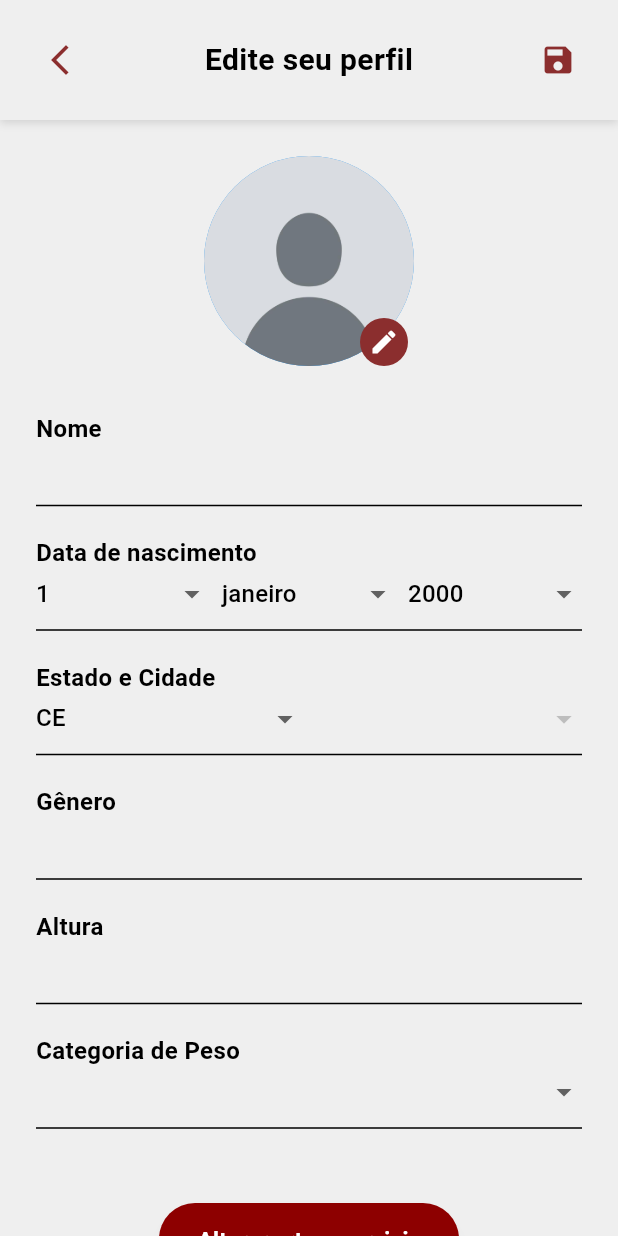
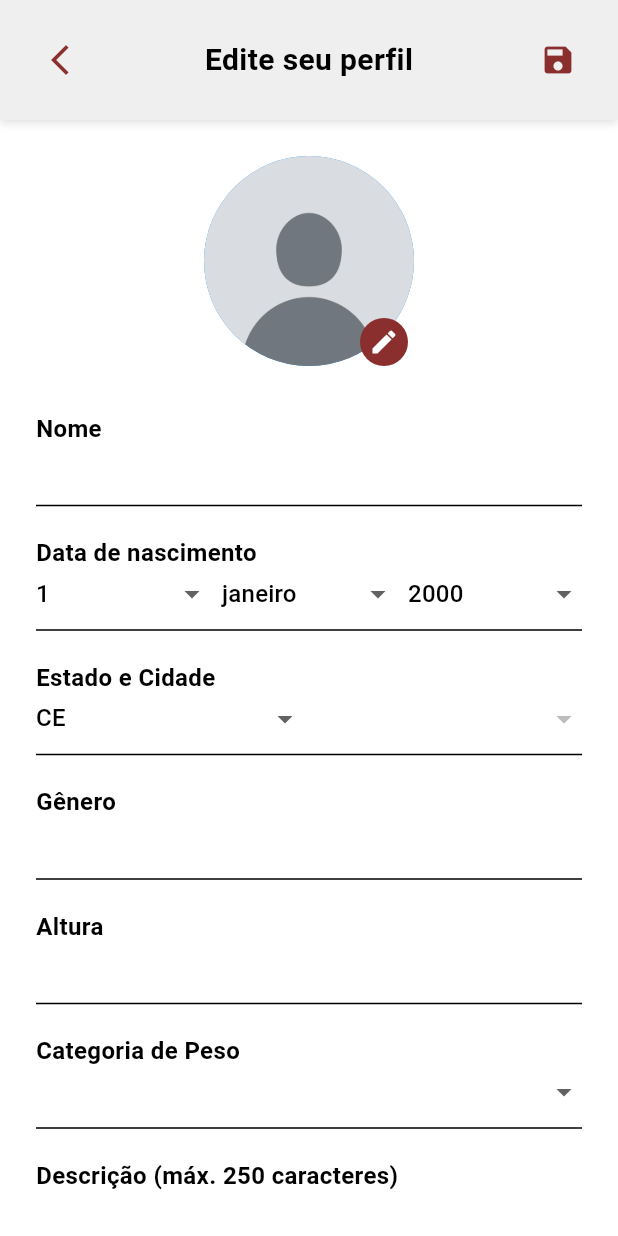
Before and after one commit to yolcastro/Fighter, a Flutter app: the EditarPerfil screen opened directly, on a phone screen of 412 x 824 dp. Run offline on Flutter 3.47's test engine with Material 3 defaults, Android fonts, the phone set to English and light mode, and no system bars; our stand-ins replace firebase_auth, firebase_core, image_picker; accounts and stored records are empty; network calls fail.

Commit message:
Update editar.dart

```diff
--- a/lib/screens/matching/editar.dart
+++ b/lib/screens/matching/editar.dart
@@ -17,6 +17,7 @@ class _EditarPerfilState extends State<EditarPerfil> {
   final TextEditingController nomeController = TextEditingController();
   final TextEditingController generoController = TextEditingController();
   final TextEditingController alturaController = TextEditingController();
+  final TextEditingController descricaoController = TextEditingController();
 
   File? _imagemSelecionada;
 
@@ -77,6 +78,7 @@ class _EditarPerfilState extends State<EditarPerfil> {
       nomeController.text = dados['nome'] ?? '';
       generoController.text = dados['sexo'] ?? '';
       alturaController.text = (dados['alturaEmCm'] ?? '').toString();
+      descricaoController.text = dados['descricao'] ?? '';
 
       pesoCategoriaSelecionada = categoriasPesoUFC.contains(dados['pesoCategoria'])
           ? dados['pesoCategoria']
@@ -114,6 +116,16 @@ class _EditarPerfilState extends State<EditarPerfil> {
     if (alturaController.text.trim().isNotEmpty) {
       final altura = int.tryParse(alturaController.text.trim());
       if (altura != null) dadosAtualizados['alturaEmCm'] = altura;
+    }
+    if (descricaoController.text.trim().isNotEmpty) {
+      final descricao = descricaoController.text.trim();
+      if (descricao.length > 250) {
+        ScaffoldMessenger.of(context).showSnackBar(
+          const SnackBar(content: Text('A descrição deve ter no máximo 250 caracteres.')),
+        );
+        return;
+      }
+      dadosAtualizados['descricao'] = descricao;
     }
     if (pesoCategoriaSelecionada != null) {
       dadosAtualizados['pesoCategoria'] = pesoCategoriaSelecionada;
@@ -173,9 +185,18 @@ class _EditarPerfilState extends State<EditarPerfil> {
   }
 
   @override
+  void dispose() {
+    nomeController.dispose();
+    generoController.dispose();
+    alturaController.dispose();
+    descricaoController.dispose();
+    super.dispose();
+  }
+
+  @override
   Widget build(BuildContext context) {
     return Scaffold(
-      backgroundColor: const Color(0xFFEFEFEF),
+      backgroundColor: Colors.white,
       body: SafeArea(
         child: Column(
           children: [
@@ -193,6 +214,7 @@ class _EditarPerfilState extends State<EditarPerfil> {
                     _buildCampo('Gênero', generoController),
                     _buildAlturaCampo(),
                     _buildDropdownCampo('Categoria de Peso', pesoCategoriaSelecionada, categoriasPesoUFC),
+                    _buildDescricaoCampo(),
                     const SizedBox(height: 30),
                     _buildAlterarArtesButton(),
                   ],
@@ -210,9 +232,7 @@ class _EditarPerfilState extends State<EditarPerfil> {
       padding: const EdgeInsets.symmetric(horizontal: 16, vertical: 16),
       decoration: const BoxDecoration(
         color: Color(0xFFEFEFEF),
-        boxShadow: [
-          BoxShadow(color: Colors.black12, blurRadius: 4, offset: Offset(0, 2)),
-        ],
+        boxShadow: [BoxShadow(color: Colors.black12, blurRadius: 4, offset: Offset(0, 2))],
       ),
       child: Stack(
         alignment: Alignment.center,
@@ -288,6 +308,28 @@ class _EditarPerfilState extends State<EditarPerfil> {
               style: const TextStyle(fontSize: 16),
             ),
           ),
+        ),
+        const Divider(thickness: 1, color: Colors.black),
+        const SizedBox(height: 12),
+      ],
+    );
+  }
+
+  Widget _buildDescricaoCampo() {
+    return Column(
+      crossAxisAlignment: CrossAxisAlignment.start,
+      children: [
+        const Text('Descrição (máx. 250 caracteres)', style: TextStyle(fontSize: 16, fontWeight: FontWeight.bold)),
+        TextField(
+          controller: descricaoController,
+          maxLines: null,
+          maxLength: 250,
+          decoration: const InputDecoration(
+            border: InputBorder.none,
+            isDense: true,
+            contentPadding: EdgeInsets.symmetric(vertical: 4),
+          ),
+          style: const TextStyle(fontSize: 16),
         ),
         const Divider(thickness: 1, color: Colors.black),
         const SizedBox(height: 12),
```
